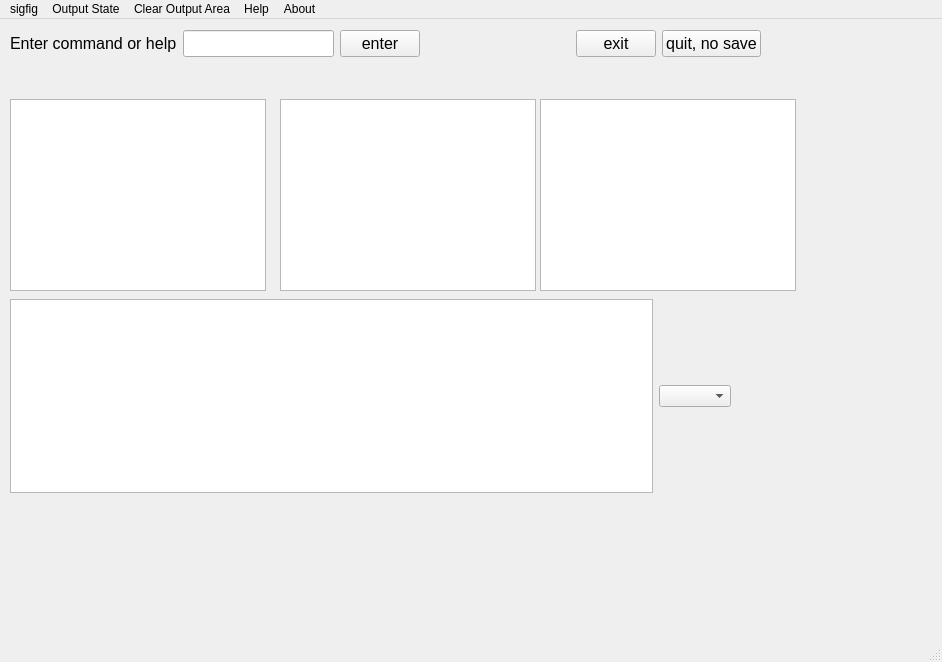
Qt form mainwindow.ui (drrob1/qtrpn2) before a commit.
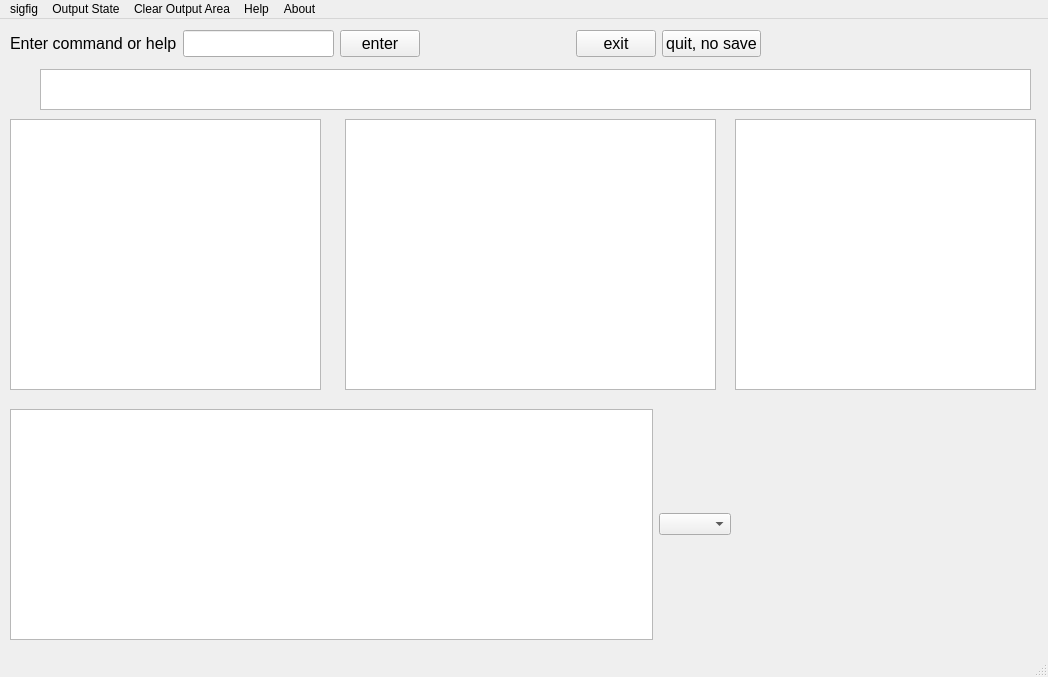
The same form after that commit.

Commit message: 03/22/2020 11:40:40 AM new file:   .gitignore 	modified:   mainwindow.cpp 	modified:   mainwindow.ui 	modified:   qtrpn2.pro.user

Patch:
```diff
--- a/mainwindow.ui
+++ b/mainwindow.ui
@@ -6,8 +6,8 @@
    <rect>
     <x>0</x>
     <y>0</y>
-    <width>942</width>
-    <height>662</height>
+    <width>1048</width>
+    <height>677</height>
    </rect>
   </property>
   <property name="windowTitle">
@@ -18,29 +18,29 @@
     <property name="geometry">
      <rect>
       <x>10</x>
-      <y>80</y>
-      <width>256</width>
-      <height>192</height>
+      <y>100</y>
+      <width>311</width>
+      <height>271</height>
      </rect>
     </property>
    </widget>
    <widget class="QListWidget" name="listWidget_registers">
     <property name="geometry">
      <rect>
-      <x>280</x>
-      <y>80</y>
-      <width>256</width>
-      <height>192</height>
+      <x>345</x>
+      <y>100</y>
+      <width>371</width>
+      <height>271</height>
      </rect>
     </property>
    </widget>
    <widget class="QListWidget" name="listWidget_hx">
     <property name="geometry">
      <rect>
-      <x>540</x>
-      <y>80</y>
-      <width>256</width>
-      <height>192</height>
+      <x>735</x>
+      <y>100</y>
+      <width>301</width>
+      <height>271</height>
      </rect>
     </property>
    </widget>
@@ -130,9 +130,9 @@
     <property name="geometry">
      <rect>
       <x>10</x>
-      <y>280</y>
+      <y>390</y>
       <width>721</width>
-      <height>194</height>
+      <height>231</height>
      </rect>
     </property>
     <layout class="QHBoxLayout" name="horizontalLayout_2">
@@ -144,13 +144,28 @@
      </item>
     </layout>
    </widget>
+   <widget class="QListWidget" name="listWidget_X">
+    <property name="geometry">
+     <rect>
+      <x>40</x>
+      <y>50</y>
+      <width>991</width>
+      <height>41</height>
+     </rect>
+    </property>
+    <property name="font">
+     <font>
+      <pointsize>16</pointsize>
+     </font>
+    </property>
+   </widget>
   </widget>
   <widget class="QMenuBar" name="menubar">
    <property name="geometry">
     <rect>
      <x>0</x>
      <y>0</y>
-     <width>942</width>
+     <width>1048</width>
      <height>21</height>
     </rect>
    </property>
```
The commit also changes 3 other files.
